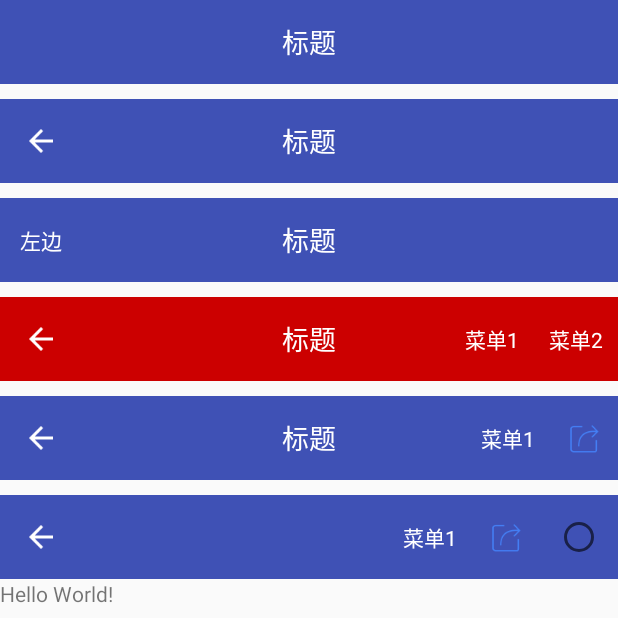
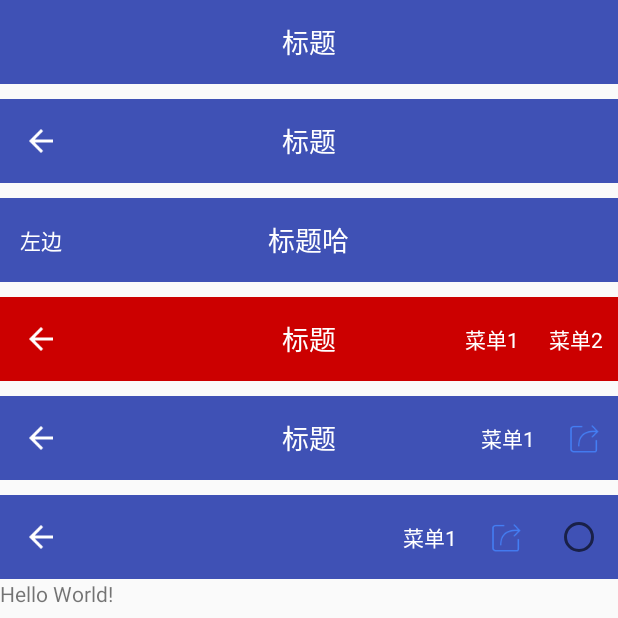
Before and after one commit to jeffreyhappy/CommonToolbar, an Android app: the screen it shows after launch (MainActivity), on a phone screen of 412 x 824 dp, the top half of it. Run offline under Robolectric (Android 15) with nearby library versions, the phone set to English and light mode, and no system bars.

Commit message:
更新下readMe

```diff
--- a/app/src/main/java/com/jeffrey/toolbarhelper/MainActivity.java
+++ b/app/src/main/java/com/jeffrey/toolbarhelper/MainActivity.java
@@ -32,6 +32,7 @@ public class MainActivity extends AppCompatActivity {
                 Toast.makeText(MainActivity.this, "点击了左边", Toast.LENGTH_SHORT).show();
             }
         });
+        commonToolbar1.setTitle("标题哈");
         commonToolbar1.setLeftText("左边");
 
         /**********右边显示文字菜单****************/
```
Also changed, not shown: 1 other file.
